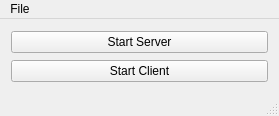
This is mainwindow.ui in CanOSpam/CommAudio as Qt 5 draws it before an edit. The edited form follows.
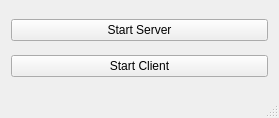
This is the edited form.

Commit message: removed unnecessary file menu and fixed a few small type errors

Diff of the .ui file:
```diff
--- a/mainwindow.ui
+++ b/mainwindow.ui
@@ -7,7 +7,7 @@
     <x>0</x>
     <y>0</y>
     <width>279</width>
-    <height>116</height>
+    <height>118</height>
    </rect>
   </property>
   <property name="windowTitle">
@@ -31,22 +31,6 @@
     </item>
    </layout>
   </widget>
-  <widget class="QMenuBar" name="menuBar">
-   <property name="geometry">
-    <rect>
-     <x>0</x>
-     <y>0</y>
-     <width>279</width>
-     <height>22</height>
-    </rect>
-   </property>
-   <widget class="QMenu" name="menuFile">
-    <property name="title">
-     <string>File</string>
-    </property>
-   </widget>
-   <addaction name="menuFile"/>
-  </widget>
   <widget class="QStatusBar" name="statusBar"/>
  </widget>
  <layoutdefault spacing="6" margin="11"/>
```
The commit also changes 5 other files.
